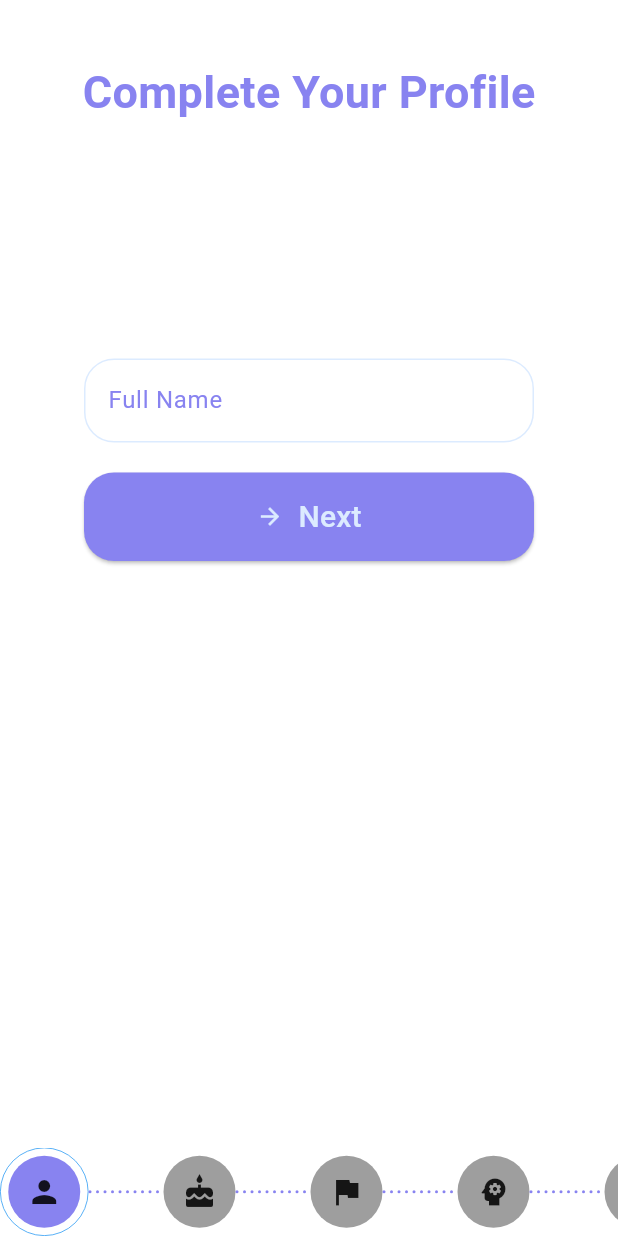
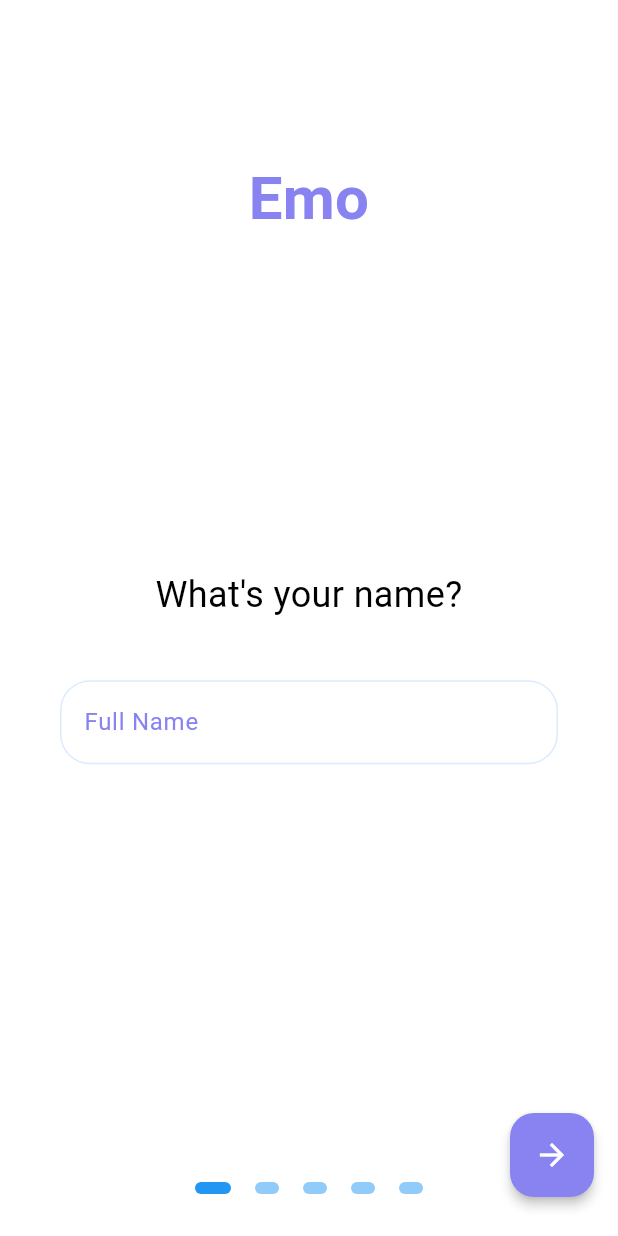
Before and after one commit to AmalAntoney123/Emo-Mental_Health_Assistant, a Flutter app: the UserDataCollection screen opened by its route, on a phone screen of 412 x 824 dp. Run offline on Flutter 3.47's test engine with Material 3 defaults, Android fonts, the phone set to English and light mode, and no system bars; drawn by our look-alikes of flutter_onboarding_slider; our stand-ins replace firebase_auth, firebase_core, firebase_database, fluttertoast, google_sign_in, im_stepper and 1 more; missing offline and left inert: introduction_slider; accounts and stored records are empty; network calls fail.

Commit message:
onboarding ui

```diff
--- a/lib/user_data_page.dart
+++ b/lib/user_data_page.dart
@@ -1,6 +1,7 @@
 // ignore_for_file: prefer_const_constructors, sort_child_properties_last
 
 import 'package:flutter/material.dart';
+import 'package:flutter_onboarding_slider/flutter_onboarding_slider.dart';
 import 'package:im_stepper/stepper.dart';
 import 'package:firebase_database/firebase_database.dart';
 import 'package:firebase_auth/firebase_auth.dart';
@@ -51,132 +52,140 @@ class _UserDataCollectionState extends State<UserDataCollection> {
 
   @override
   Widget build(BuildContext context) {
-    return Scaffold(
-      body: SafeArea(
+    return OnBoardingSlider(
+      headerBackgroundColor: Theme.of(context).scaffoldBackgroundColor,
+      finishButtonText: 'Submit',
+      background: [
+        Container(color: Theme.of(context).scaffoldBackgroundColor),
+        Container(color: Theme.of(context).scaffoldBackgroundColor),
+        Container(color: Theme.of(context).scaffoldBackgroundColor),
+        Container(color: Theme.of(context).scaffoldBackgroundColor),
+        Container(color: Theme.of(context).scaffoldBackgroundColor),
+      ],
+      totalPage: 5,
+      speed: 1.8,
+      pageBodies: [
+        _buildNameStep(),
+        _buildAgeGenderStep(),
+        _buildCountryStep(),
+        _buildMentalHealthGoalStep(),
+        _buildInterestsStep(),
+      ],
+      onFinish: _submitUserInfo,
+      finishButtonStyle: FinishButtonStyle(
+        backgroundColor: Theme.of(context)
+            .colorScheme
+            .onPrimary, // Set your desired button background color
+        foregroundColor: Theme.of(context)
+            .colorScheme
+            .background, // Set your desired text (foreground) color
+        elevation:
+            3, // Adjust elevation as needed// Adjust text style as needed
+      ),
+    );
+  }
+
+  Widget _buildNameStep() {
+    return Container(
+      padding: const EdgeInsets.symmetric(horizontal: 40),
       child: Column(
-          mainAxisAlignment: MainAxisAlignment.spaceEvenly,
-          children: <Widget>[
-            SizedBox(
-              height: 40,
+        children: [
+          SizedBox(height: 60), // Added space at the top
+          Text(
+            'Emo',
+            style: TextStyle(
+              fontSize: 40,
+              fontWeight: FontWeight.bold,
+              color: Theme.of(context).colorScheme.onPrimary,
             ),
-            Text("Complete Your Profile",
+            textAlign: TextAlign.center,
+          ),
+          Expanded(
+            // This will push the content to the center
+            child: Column(
+              mainAxisAlignment: MainAxisAlignment.center,
+              crossAxisAlignment: CrossAxisAlignment.stretch,
+              children: [
+                Text(
+                  'What\'s your name?',
                   style: TextStyle(
-                    color: Theme.of(context).colorScheme.onPrimary,
-                    fontSize: 30,
-                    fontWeight: FontWeight.bold)),
-            Expanded(
-              child: SingleChildScrollView(
-                child: Padding(
-                  padding: const EdgeInsets.all(16.0),
-                  child: _buildStep(),
+                    fontSize: 24,
+                    color: Theme.of(context).colorScheme.primary,
                   ),
+                  textAlign: TextAlign.center,
                 ),
+                SizedBox(height: 40),
+                TextField(
+                  controller: nameController,
+                  decoration: InputDecoration(
+                    labelText: 'Full Name',
+                    labelStyle: TextStyle(
+                        color: Theme.of(context).colorScheme.onPrimary),
+                    border: OutlineInputBorder(
+                        borderRadius: BorderRadius.circular(20)),
                   ),
-            IconStepper(
-              icons: [
-                Icon(Icons.person),
-                Icon(Icons.cake),
-                Icon(Icons.flag),
-                Icon(Icons.psychology),
-                Icon(Icons.interests),
-              ],
-              activeStep: activeStep,
-              onStepReached: (index) {
-                setState(() {
-                  activeStep = index;
-                });
-              },
-              activeStepColor: Theme.of(context).colorScheme.onPrimary,
-              lineColor: Theme.of(context).colorScheme.onPrimary,
-              lineLength: 50,
-              enableNextPreviousButtons: false,
+                  style:
+                      TextStyle(color: Theme.of(context).colorScheme.onPrimary),
                 ),
               ],
             ),
           ),
-    );
-  }
-
-  Widget _buildStep() {
-    switch (activeStep) {
-      case 0:
-        return _buildNameStep();
-      case 1:
-        return _buildAgeGenderStep();
-      case 2:
-        return _buildCountryStep();
-      case 3:
-        return _buildMentalHealthGoalStep();
-      case 4:
-        return _buildInterestsStep();
-      default:
-        return Container();
-    }
-  }
-
-  Widget _buildNameStep() {
-    return SizedBox(
-      width: 300,
-      child: Column(
-        mainAxisAlignment: MainAxisAlignment.center,
-        crossAxisAlignment: CrossAxisAlignment.stretch,
-        children: [
-          SizedBox(
-            height: 140,
-          ),
-          TextField(
-            controller: nameController,
-            decoration: InputDecoration(
-              labelText: 'Full Name',
-              labelStyle:
-                  TextStyle(color: Theme.of(context).colorScheme.onPrimary),
-              border:
-                  OutlineInputBorder(borderRadius: BorderRadius.circular(20)),
-            ),
-            style: TextStyle(color: Theme.of(context).colorScheme.onPrimary),
-          ),
-          SizedBox(height: 20),
-          _buildNextButton(() {
-            if (nameController.text.isNotEmpty) {
-              setState(() {
-                activeStep++;
-              });
-            }
-          }),
+          SizedBox(height: 60), // Added space at the bottom
         ],
       ),
     );
   }
 
   Widget _buildAgeGenderStep() {
-    return SizedBox(
-      width: 300,
+    return Container(
+      padding: const EdgeInsets.symmetric(horizontal: 40),
+      child: Column(
+        children: [
+          SizedBox(height: 60), // Added space at the top
+          Text(
+            'Emo',
+            style: TextStyle(
+              fontSize: 40,
+              fontWeight: FontWeight.bold,
+              color: Theme.of(context).colorScheme.onPrimary,
+            ),
+            textAlign: TextAlign.center,
+          ),
+          Expanded(
+            // This will push the content to the center
             child: Column(
               mainAxisAlignment: MainAxisAlignment.center,
               crossAxisAlignment: CrossAxisAlignment.stretch,
               children: [
-          SizedBox(
-            height: 140,
+                Text(
+                  'Tell us about yourself',
+                  style: TextStyle(
+                    fontSize: 24,
+                    color: Theme.of(context).colorScheme.primary,
                   ),
+                  textAlign: TextAlign.center,
+                ),
+                SizedBox(height: 40),
                 TextField(
                   controller: ageController,
                   decoration: InputDecoration(
                     labelText: 'Age',
-              labelStyle:
+                    labelStyle: TextStyle(
+                        color: Theme.of(context).colorScheme.onPrimary),
+                    border: OutlineInputBorder(
+                        borderRadius: BorderRadius.circular(20)),
+                  ),
+                  style:
                       TextStyle(color: Theme.of(context).colorScheme.onPrimary),
-              border:
-                  OutlineInputBorder(borderRadius: BorderRadius.circular(20)),
-            ),
-            style: TextStyle(color: Theme.of(context).colorScheme.onPrimary),
                 ),
                 SizedBox(height: 20),
                 DropdownButtonFormField<String>(
                   decoration: InputDecoration(
                     labelText: 'Gender',
-              labelStyle:
-                  TextStyle(color: Theme.of(context).colorScheme.onPrimary),
-              border:
-                  OutlineInputBorder(borderRadius: BorderRadius.circular(20)),
+                    labelStyle: TextStyle(
+                        color: Theme.of(context).colorScheme.onPrimary),
+                    border: OutlineInputBorder(
+                        borderRadius: BorderRadius.circular(20)),
                   ),
                   isExpanded: true,
                   value: gender,
@@ -193,79 +202,106 @@ class _UserDataCollectionState extends State<UserDataCollection> {
                       gender = newValue;
                     });
                   },
-            style: TextStyle(color: Theme.of(context).colorScheme.onPrimary),
+                  style:
+                      TextStyle(color: Theme.of(context).colorScheme.onPrimary),
                 ),
-          SizedBox(height: 20),
-          _buildNextButton(() {
-            if (ageController.text.isNotEmpty && gender != null) {
-              setState(() {
-                activeStep++;
-              });
-            }
-          }),
+              ],
+            ),
+          ),
+          SizedBox(height: 60), // Added space at the bottom
         ],
       ),
     );
   }
 
   Widget _buildCountryStep() {
-    return SizedBox(
-      width: 300,
+    return Container(
+      padding: const EdgeInsets.symmetric(horizontal: 40),
+      child: Column(
+        children: [
+          SizedBox(height: 60), // Added space at the top
+          Text(
+            'Emo',
+            style: TextStyle(
+              fontSize: 40,
+              fontWeight: FontWeight.bold,
+              color: Theme.of(context).colorScheme.onPrimary,
+            ),
+            textAlign: TextAlign.center,
+          ),
+          Expanded(
+            // This will push the content to the center
             child: Column(
               mainAxisAlignment: MainAxisAlignment.center,
               crossAxisAlignment: CrossAxisAlignment.stretch,
               children: [
-          SizedBox(
-            height: 140,
+                Text(
+                  'Where are you from?',
+                  style: TextStyle(
+                    fontSize: 24,
+                    color: Theme.of(context).colorScheme.primary,
                   ),
+                  textAlign: TextAlign.center,
+                ),
+                SizedBox(height: 40),
                 TextField(
                   controller: countryController,
                   decoration: InputDecoration(
                     labelText: 'Country',
-              labelStyle:
+                    labelStyle: TextStyle(
+                        color: Theme.of(context).colorScheme.onPrimary),
+                    border: OutlineInputBorder(
+                        borderRadius: BorderRadius.circular(20)),
+                  ),
+                  style:
                       TextStyle(color: Theme.of(context).colorScheme.onPrimary),
-              border:
-                  OutlineInputBorder(borderRadius: BorderRadius.circular(20)),
                 ),
-            style: TextStyle(color: Theme.of(context).colorScheme.onPrimary),
+              ],
             ),
-          SizedBox(height: 20),
-          _buildNextButton(() {
-            if (countryController.text.isNotEmpty) {
-              setState(() {
-                activeStep++;
-              });
-            }
-          }),
+          ),
+          SizedBox(height: 60), // Added space at the bottom
         ],
       ),
     );
   }
 
   Widget _buildMentalHealthGoalStep() {
-    return SizedBox(
-      width: 300,
+    return Container(
+      padding: const EdgeInsets.symmetric(horizontal: 40),
+      child: Column(
+        children: [
+          SizedBox(height: 60), // Added space at the top
+          Text(
+            'Emo',
+            style: TextStyle(
+              fontSize: 40,
+              fontWeight: FontWeight.bold,
+              color: Theme.of(context).colorScheme.onPrimary,
+            ),
+            textAlign: TextAlign.center,
+          ),
+          Expanded(
+            // This will push the content to the center
             child: Column(
               mainAxisAlignment: MainAxisAlignment.center,
               crossAxisAlignment: CrossAxisAlignment.stretch,
               children: [
-          SizedBox(
-            height: 140,
-          ),
                 Text(
                   'What is your primary mental health goal?',
                   style: TextStyle(
-                fontSize: 18, color: Theme.of(context).colorScheme.primary),
+                    fontSize: 24,
+                    color: Theme.of(context).colorScheme.primary,
+                  ),
                   textAlign: TextAlign.center,
                 ),
-          SizedBox(height: 20),
+                SizedBox(height: 40),
                 DropdownButtonFormField<String>(
                   decoration: InputDecoration(
                     labelText: 'Goal',
-              labelStyle:
-                  TextStyle(color: Theme.of(context).colorScheme.onPrimary),
-              border:
-                  OutlineInputBorder(borderRadius: BorderRadius.circular(20)),
+                    labelStyle: TextStyle(
+                        color: Theme.of(context).colorScheme.onPrimary),
+                    border: OutlineInputBorder(
+                        borderRadius: BorderRadius.circular(20)),
                   ),
                   isExpanded: true,
                   value: mentalHealthGoal,
@@ -288,35 +324,46 @@ class _UserDataCollectionState extends State<UserDataCollection> {
                       mentalHealthGoal = newValue;
                     });
                   },
-            style: TextStyle(color: Theme.of(context).colorScheme.onPrimary),
+                  style:
+                      TextStyle(color: Theme.of(context).colorScheme.onPrimary),
                 ),
-          SizedBox(height: 20),
-          _buildNextButton(() {
-            if (mentalHealthGoal != null) {
-              setState(() {
-                activeStep++;
-              });
-            }
-          }),
+              ],
+            ),
+          ),
+          SizedBox(height: 60), // Added space at the bottom
         ],
       ),
     );
   }
 
   Widget _buildInterestsStep() {
-    return SizedBox(
-      width: 300,
+    return Container(
+      padding: const EdgeInsets.symmetric(horizontal: 40),
+      child: Column(
+        children: [
+          SizedBox(height: 60), // Added space at the top
+          Text(
+            'Emo',
+            style: TextStyle(
+              fontSize: 40,
+              fontWeight: FontWeight.bold,
+              color: Theme.of(context).colorScheme.onPrimary,
+            ),
+            textAlign: TextAlign.center,
+          ),
+          Expanded(
+            // This will push the content to the center
+            child: SingleChildScrollView(
               child: Column(
                 mainAxisAlignment: MainAxisAlignment.center,
                 crossAxisAlignment: CrossAxisAlignment.stretch,
                 children: [
-          SizedBox(
-            height: 40,
+                  Text(
+                    'Select your interests:',
+                    style: TextStyle(
+                      fontSize: 24,
+                      color: Theme.of(context).colorScheme.primary,
                     ),
-          Text(
-            'Select your interests (max 5):',
-            style: TextStyle(
-                fontSize: 18, color: Theme.of(context).colorScheme.primary),
                     textAlign: TextAlign.center,
                   ),
                   SizedBox(height: 20),
@@ -350,10 +397,14 @@ class _UserDataCollectionState extends State<UserDataCollection> {
                             }
                           });
                         },
-                selectedColor:
-                    Theme.of(context).colorScheme.onPrimary.withOpacity(0.2),
-                backgroundColor:
-                    Theme.of(context).colorScheme.primary.withOpacity(0.1),
+                        selectedColor: Theme.of(context)
+                            .colorScheme
+                            .onPrimary
+                            .withOpacity(0.2),
+                        backgroundColor: Theme.of(context)
+                            .colorScheme
+                            .primary
+                            .withOpacity(0.1),
                         shape: RoundedRectangleBorder(
                           borderRadius: BorderRadius.circular(20),
                           side: BorderSide(
@@ -365,62 +416,10 @@ class _UserDataCollectionState extends State<UserDataCollection> {
                       );
                     }).toList(),
                   ),
-          SizedBox(height: 20),
-          ElevatedButton(
-            onPressed: isLoading ? null : _submitUserInfo,
-            child: isLoading
-                ? CircularProgressIndicator()
-                : Row(
-                    mainAxisSize: MainAxisSize.min,
-                    mainAxisAlignment: MainAxisAlignment.center,
-                    children: [
-                      Icon(
-                        Icons.done,
-                        color: Theme.of(context).colorScheme.onBackground,
-                      ),
-                      SizedBox(width: 8),
-                      Text(
-                        'Submit',
-                        style: TextStyle(
-                          color: Theme.of(context).colorScheme.onBackground,
+                ],
               ),
             ),
-                    ],
-                  ),
-            style: ElevatedButton.styleFrom(
-              shape: RoundedRectangleBorder(
-                borderRadius: BorderRadius.circular(20),
-              ),
-              backgroundColor: Theme.of(context).colorScheme.onPrimary,
-              padding: EdgeInsets.symmetric(horizontal: 50, vertical: 15),
-            ),
-          ),
-        ],
-      ),
-    );
-  }
-
-  Widget _buildNextButton(VoidCallback onPressed) {
-    return ElevatedButton(
-      onPressed: onPressed,
-      style: ElevatedButton.styleFrom(
-        backgroundColor: Theme.of(context).colorScheme.onPrimary,
-        shape: RoundedRectangleBorder(borderRadius: BorderRadius.circular(20)),
-        padding: EdgeInsets.symmetric(horizontal: 50, vertical: 15),
-      ),
-      child: Row(
-        mainAxisAlignment: MainAxisAlignment.center,
-        children: [
-          Icon(Icons.arrow_forward,
-              color: Theme.of(context).colorScheme.onBackground),
-          SizedBox(width: 10),
-          Text(
-            'Next',
-            style: TextStyle(
-              color: Theme.of(context).colorScheme.onBackground,
-              fontSize: 20,
-            ),
-          ),
+          ), // Added space at the bottom
         ],
       ),
     );
```
Lines whose indentation alone changed are shown as unchanged.
